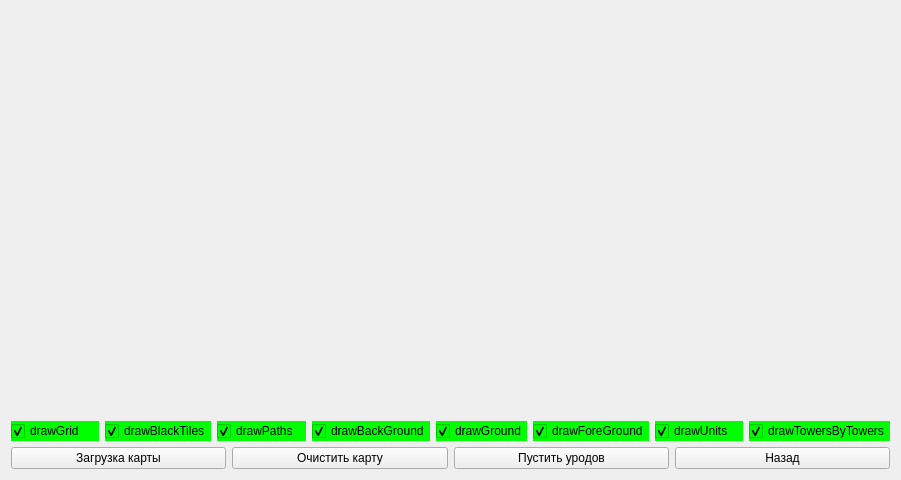
Above: gamewidget.ui from BetmanSmall/LittleGame before the change. Below: the same form after it.
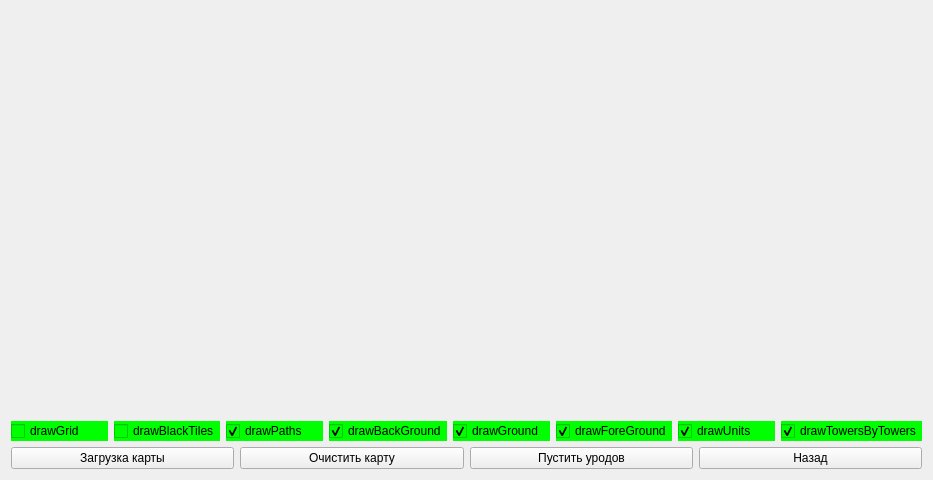
That is the form after the change.

```diff
--- a/gamewidget.ui
+++ b/gamewidget.ui
@@ -6,7 +6,7 @@
    <rect>
     <x>0</x>
     <y>0</y>
-    <width>901</width>
+    <width>933</width>
     <height>480</height>
    </rect>
   </property>
@@ -31,6 +31,9 @@
     <layout class="QHBoxLayout" name="horizontalLayout_2">
      <item>
       <widget class="QCheckBox" name="drawGrid_checkBox">
+       <property name="enabled">
+        <bool>true</bool>
+       </property>
        <property name="focusPolicy">
         <enum>Qt::NoFocus</enum>
        </property>
@@ -44,7 +47,7 @@
         <bool>true</bool>
        </property>
        <property name="checked">
-        <bool>true</bool>
+        <bool>false</bool>
        </property>
       </widget>
      </item>
@@ -60,7 +63,7 @@
         <string>drawBlackTiles</string>
        </property>
        <property name="checked">
-        <bool>true</bool>
+        <bool>false</bool>
        </property>
       </widget>
      </item>
```
